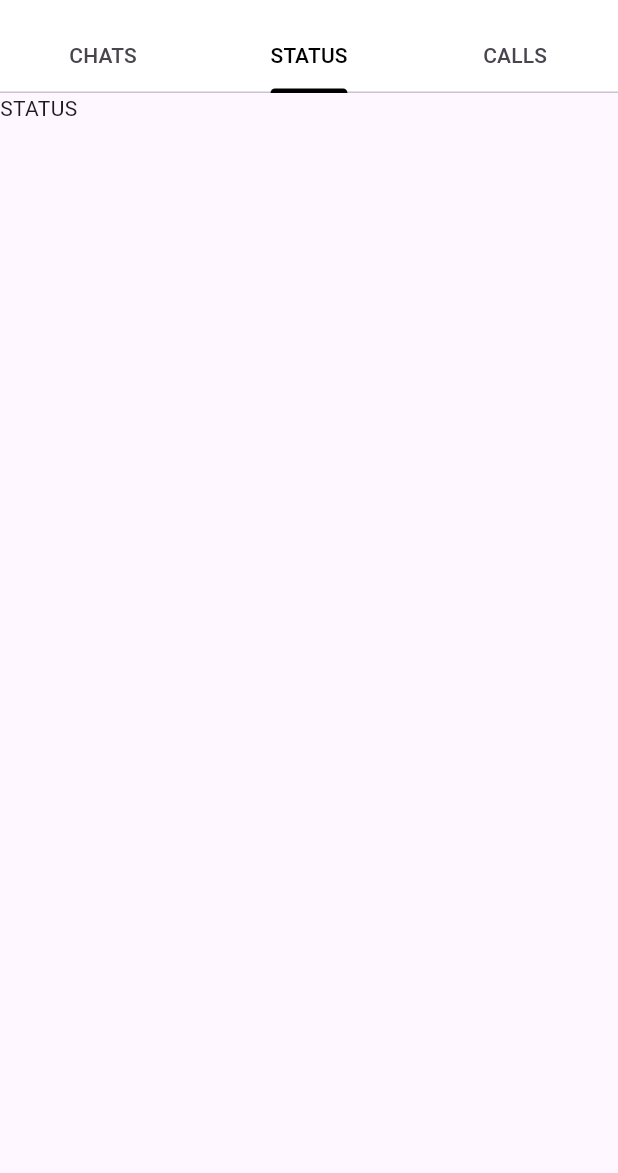
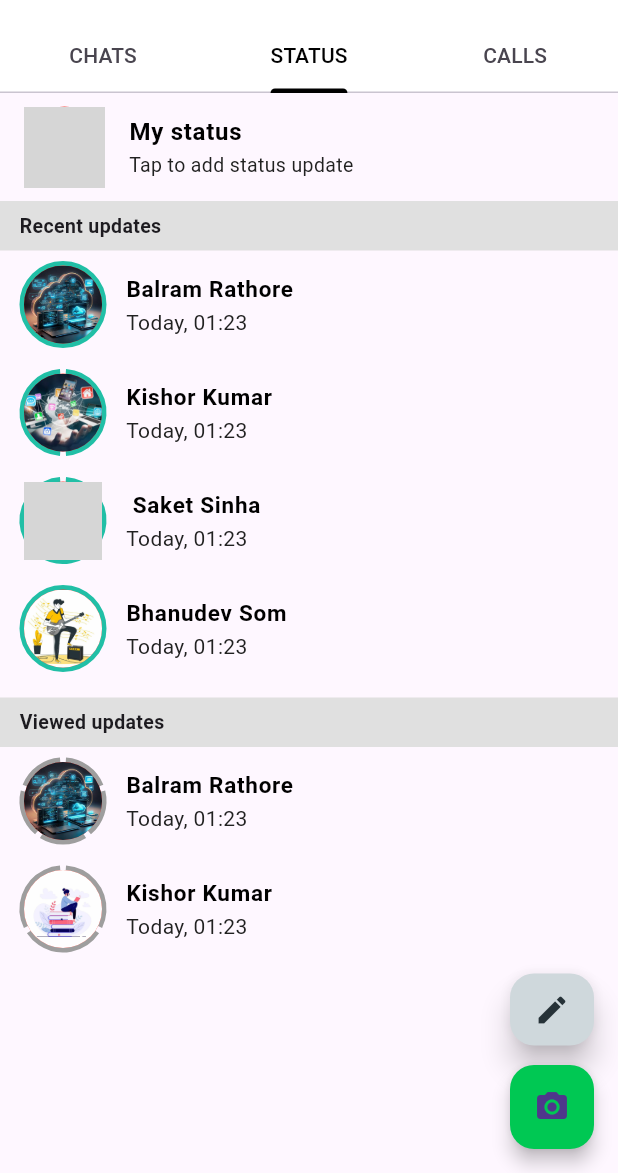
Before and after one commit to fragilebanana16/flutter_course, a Flutter app: the Homescreen screen opened directly with empty values, on a phone screen of 412 x 824 dp, the part 63-1236 px from its top. Run offline on Flutter 3.47's test engine with Material 3 defaults, Android fonts, the phone set to English and light mode, and no system bars; our stand-ins replace chewie, dio, dots_indicator, emoji_picker_flutter, flutter_riverpod, flutter_screenutil and 6 more; accounts and stored records are empty; generated files the repository leaves out were written again; grey boxes are pictures that could not be loaded.

Commit message:
状态页

```diff
--- /dev/null
+++ b/lib/pages/chat/views/Widgets/otherStatusCard.dart
@@ -0,0 +1,88 @@
+import 'dart:math';
+
+import 'package:flutter/material.dart';
+
+class OthersStatus extends StatelessWidget {
+  const OthersStatus(
+      {Key? key,
+      required this.name,
+      required this.seen,
+      required this.statusNum,
+      required this.imageName})
+      : super(key: key);
+  final String name;
+  final bool seen;
+  final int statusNum;
+  final String imageName;
+
+  @override
+  Widget build(BuildContext context) {
+    return ListTile(
+      leading: Stack(
+        children: [
+          CustomPaint(
+            painter: StatusBorderPainter(isSeen: !seen, statusNum: statusNum),
+            child: CircleAvatar(
+              radius: 26,
+              backgroundColor: Colors.red,
+              backgroundImage: AssetImage(imageName),
+            ),
+          ),
+        ],
+      ),
+      title: Text(
+        name,
+        style: TextStyle(
+          fontWeight: FontWeight.w600,
+          fontSize: 15,
+          color: Colors.black,
+        ),
+      ),
+      subtitle: Text(
+        "Today, 01:23",
+        style: TextStyle(fontSize: 14, color: Colors.grey[900]),
+      ),
+    );
+  }
+}
+
+degreeToRad(double degree) {
+  return degree * pi / 180;
+}
+
+class StatusBorderPainter extends CustomPainter {
+  bool isSeen;
+  int statusNum;
+
+  StatusBorderPainter({required this.isSeen, required this.statusNum});
+
+  @override
+  void paint(Canvas canvas, Size size) {
+    final Paint paint = new Paint()
+      ..isAntiAlias = true
+      ..strokeWidth = 6.0
+      ..color = isSeen ? Colors.grey : Color(0xff21bfa6)
+      ..style = PaintingStyle.stroke;
+    drawArc(canvas, paint, size, statusNum);
+  }
+
+  void drawArc(Canvas canvas, Paint paint, Size size, int count) {
+    if (count == 1) {
+      canvas.drawArc(new Rect.fromLTWH(0.0, 0.0, size.width, size.height),
+          degreeToRad(0), degreeToRad(360), false, paint);
+    } else {
+      double degree = -90;
+      double arc = 360 / count;
+      for (int i = 0; i < count; i++) {
+        canvas.drawArc(new Rect.fromLTWH(0.0, 0.0, size.width, size.height),
+            degreeToRad(degree + 4), degreeToRad(arc - 8), false, paint);
+        degree += arc;
+      }
+    }
+  }
+
+  @override
+  bool shouldRepaint(CustomPainter oldDelegate) {
+    return true;
+  }
+}
--- /dev/null
+++ b/lib/pages/chat/views/Widgets/ownStatusCard.dart
@@ -0,0 +1,46 @@
+import 'package:flutter/material.dart';
+
+class OwnStatus extends StatelessWidget {
+  const OwnStatus({Key? key}) : super(key: key);
+
+  @override
+  Widget build(BuildContext context) {
+    return ListTile(
+      leading: Stack(
+        children: [
+          CircleAvatar(
+            radius: 27,
+            backgroundColor: Colors.red,
+            backgroundImage: AssetImage(
+              "assets/balram.jpg",
+            ),
+          ),
+          Positioned(
+            bottom: 0,
+            right: 0,
+            child: CircleAvatar(
+              radius: 10,
+              backgroundColor: Colors.greenAccent[700],
+              child: Icon(
+                Icons.add,
+                size: 20,
+                color: Colors.white,
+              ),
+            ),
+          ),
+        ],
+      ),
+      title: Text(
+        "My status",
+        style: TextStyle(
+          fontWeight: FontWeight.bold,
+          color: Colors.black,
+        ),
+      ),
+      subtitle: Text(
+        "Tap to add status update",
+        style: TextStyle(fontSize: 13, color: Colors.grey[900]),
+      ),
+    );
+  }
+}
--- a/lib/pages/chat/views/homescreen.dart
+++ b/lib/pages/chat/views/homescreen.dart
@@ -1,6 +1,7 @@
 import 'package:flutter/material.dart';
 import 'package:flutter_course/common/models/chat.dart';
 import 'package:flutter_course/pages/chat/views/chatPage.dart';
+import 'package:flutter_course/pages/chat/views/statusPage.dart';
 
 class Homescreen extends StatefulWidget {
   Homescreen({Key? key, required this.chatmodels, required this.sourcechat})
@@ -86,7 +87,7 @@ class _HomescreenState extends State<Homescreen>
             chatmodels: widget.chatmodels,
             sourcechat: widget.sourcechat,
           ),
-          Text("STATUS"),
+          StatusPage(),
           Text("Calls"),
         ],
       ),
--- /dev/null
+++ b/lib/pages/chat/views/statusPage.dart
@@ -0,0 +1,126 @@
+import 'package:flutter/material.dart';
+import 'package:flutter_course/pages/chat/views/Widgets/otherStatusCard.dart';
+import 'package:flutter_course/pages/chat/views/Widgets/ownStatusCard.dart';
+
+class StatusPage extends StatefulWidget {
+  StatusPage({Key? key}) : super(key: key);
+
+  @override
+  _StatusPageState createState() => _StatusPageState();
+}
+
+class _StatusPageState extends State<StatusPage> {
+  @override
+  Widget build(BuildContext context) {
+    return Scaffold(
+      // backgroundColor: Color(0xfffafafa),
+      floatingActionButton: Column(
+        mainAxisAlignment: MainAxisAlignment.end,
+        children: [
+          Container(
+            height: 48,
+            child: FloatingActionButton(
+              backgroundColor: Colors.blueGrey[100],
+              elevation: 8,
+              onPressed: () {},
+              child: Icon(
+                Icons.edit,
+                color: Colors.blueGrey[900],
+              ),
+            ),
+          ),
+          SizedBox(
+            height: 13,
+          ),
+          FloatingActionButton(
+            backgroundColor: Colors.greenAccent[700],
+            elevation: 5,
+            onPressed: () {},
+            child: Icon(
+              Icons.camera_alt,
+            ),
+          ),
+        ],
+      ),
+      body: SingleChildScrollView(
+        child: Column(
+          children: [
+            OwnStatus(),
+            Container(
+              height: 33,
+              width: MediaQuery.of(context).size.width,
+              decoration: BoxDecoration(
+                color: Colors.grey[300],
+              ),
+              child: Padding(
+                padding:
+                    const EdgeInsets.symmetric(horizontal: 13, vertical: 7),
+                child: Text(
+                  "Recent updates",
+                  style: TextStyle(fontWeight: FontWeight.bold, fontSize: 13),
+                ),
+              ),
+            ),
+            OthersStatus(
+              name: "Balram Rathore",
+              seen: true,
+              statusNum: 1,
+              imageName: "assets/images/homeBanner_main.png",
+            ),
+            OthersStatus(
+              name: "Kishor Kumar",
+              seen: true,
+              statusNum: 2,
+              imageName: "assets/images/homeBanner_media.png",
+            ),
+            OthersStatus(
+              name: " Saket Sinha",
+              seen: true,
+              statusNum: 3,
+              imageName: "aassets/images/homeBanner_music.png",
+            ),
+            OthersStatus(
+              name: "Bhanudev Som",
+              seen: true,
+              statusNum: 1,
+              imageName: "assets/images/music.png",
+            ),
+            SizedBox(
+              height: 10,
+            ),
+            Container(
+              height: 33,
+              width: MediaQuery.of(context).size.width,
+              decoration: BoxDecoration(
+                color: Colors.grey[300],
+              ),
+              child: Padding(
+                padding:
+                    const EdgeInsets.symmetric(horizontal: 13, vertical: 7),
+                child: Text(
+                  "Viewed updates",
+                  style: TextStyle(fontWeight: FontWeight.bold, fontSize: 13),
+                ),
+              ),
+            ),
+            OthersStatus(
+              name: "Balram Rathore",
+              seen: false,
+              statusNum: 5,
+              imageName: "assets/images/homeBanner_main.png",
+            ),
+            OthersStatus(
+              name: "Kishor Kumar",
+              seen: false,
+              statusNum: 3,
+              imageName: "assets/images/reading.png",
+            ),
+            SizedBox(
+              height: 30,
+            ),
+          ],
+        ),
+      ),
+    );
+  }
+}
```
